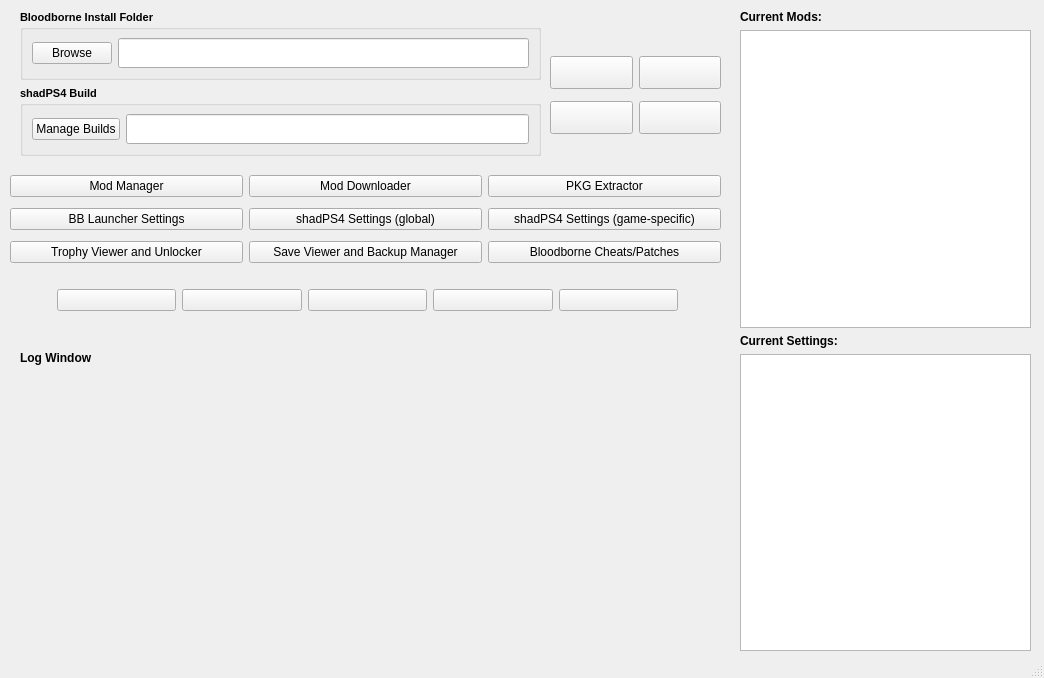
Above: modules/bblauncher.ui from rainmakerv3/BB_Launcher before the change. Below: the same form after it.
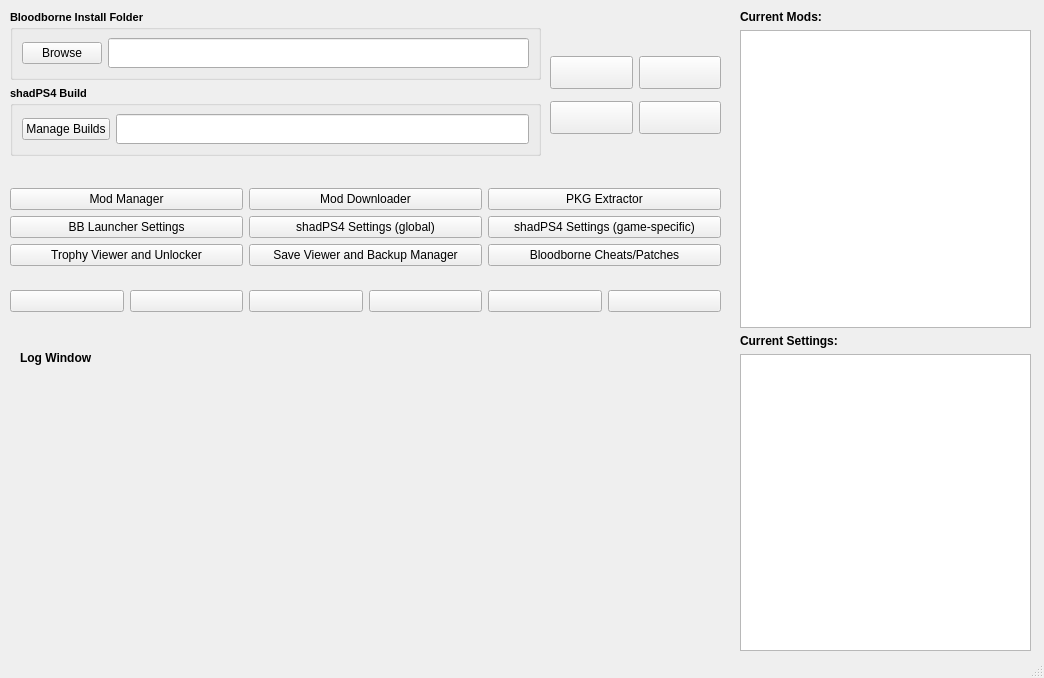
That is the form after the change.

Commit message: Add help button

Diff of the .ui file:
```diff
--- a/modules/bblauncher.ui
+++ b/modules/bblauncher.ui
@@ -23,99 +23,12 @@
    <string>Bloodborne shadPS4 Launcher</string>
   </property>
   <widget class="QWidget" name="centralwidget">
-   <widget class="QWidget" name="verticalLayoutWidget">
-    <property name="geometry">
-     <rect>
-      <x>10</x>
-      <y>170</y>
-      <width>711</width>
-      <height>98</height>
-     </rect>
-    </property>
-    <layout class="QVBoxLayout" name="verticalLayout">
-     <item>
-      <layout class="QHBoxLayout" name="horizontalLayout_4">
-       <item>
-        <widget class="QPushButton" name="ModManagerButton">
-         <property name="text">
-          <string>Mod Manager</string>
-         </property>
-        </widget>
-       </item>
-       <item>
-        <widget class="QPushButton" name="downloaderButton">
-         <property name="text">
-          <string>Mod Downloader</string>
-         </property>
-        </widget>
-       </item>
-       <item>
-        <widget class="QPushButton" name="pkgButton">
-         <property name="text">
-          <string>PKG Extractor</string>
-         </property>
-        </widget>
-       </item>
-      </layout>
-     </item>
-     <item>
-      <layout class="QHBoxLayout" name="horizontalLayout_9">
-       <item>
-        <widget class="QPushButton" name="LauncherSettingsButton">
-         <property name="text">
-          <string>BB Launcher Settings</string>
-         </property>
-        </widget>
-       </item>
-       <item>
-        <widget class="QPushButton" name="shadSettingsButton">
-         <property name="text">
-          <string>shadPS4 Settings (global)</string>
-         </property>
-        </widget>
-       </item>
-       <item>
-        <widget class="QPushButton" name="shadSettingsGSButton">
-         <property name="text">
-          <string>shadPS4 Settings (game-specific)</string>
-         </property>
-        </widget>
-       </item>
-      </layout>
-     </item>
-     <item>
-      <layout class="QHBoxLayout" name="horizontalLayout">
-       <item>
-        <widget class="QPushButton" name="TrophyButton">
-         <property name="text">
-          <string>Trophy Viewer and Unlocker</string>
-         </property>
-        </widget>
-       </item>
-       <item>
-        <widget class="QPushButton" name="SaveManagerButton">
-         <property name="text">
-          <string>Save Viewer and Backup Manager</string>
-         </property>
-        </widget>
-       </item>
-       <item>
-        <widget class="QPushButton" name="PatchesButton">
-         <property name="text">
-          <string>Bloodborne Cheats/Patches</string>
-         </property>
-        </widget>
-       </item>
-      </layout>
-     </item>
-    </layout>
-   </widget>
    <widget class="QWidget" name="verticalLayoutWidget_2">
     <property name="geometry">
      <rect>
-      <x>20</x>
+      <x>10</x>
       <y>10</y>
-      <width>521</width>
+      <width>531</width>
       <height>146</height>
      </rect>
     </property>
@@ -251,65 +164,6 @@
      </item>
     </layout>
    </widget>
-   <widget class="QWidget" name="horizontalLayoutWidget">
-    <property name="geometry">
-     <rect>
-      <x>57</x>
-      <y>270</y>
-      <width>621</width>
-      <height>61</height>
-     </rect>
-    </property>
-    <layout class="QHBoxLayout" name="horizontalLayout_8">
-     <item>
-      <widget class="QPushButton" name="ControllerButton">
-       <property name="text">
-        <string/>
-       </property>
-       <property name="iconSize">
-        <size>
-         <width>48</width>
-         <height>48</height>
-        </size>
-       </property>
-      </widget>
-     </item>
-     <item>
-      <widget class="QPushButton" name="KBMButton">
-       <property name="text">
-        <string/>
-       </property>
-       <property name="iconSize">
-        <size>
-         <width>48</width>
-         <height>48</height>
-        </size>
-       </property>
-      </widget>
-     </item>
-     <item>
-      <widget class="QPushButton" name="ModFolderButton">
-       <property name="text">
-        <string/>
-       </property>
-      </widget>
-     </item>
-     <item>
-      <widget class="QPushButton" name="OpenFoldersButton">
-       <property name="text">
-        <string/>
-       </property>
-      </widget>
-     </item>
-     <item>
-      <widget class="QPushButton" name="HotkeyButton">
-       <property name="text">
-        <string/>
-       </property>
-      </widget>
-     </item>
-    </layout>
-   </widget>
    <widget class="QWidget" name="horizontalLayoutWidget_2">
     <property name="geometry">
      <rect>
@@ -492,6 +346,155 @@
      </item>
     </layout>
    </widget>
+   <widget class="QWidget" name="verticalLayoutWidget_5">
+    <property name="geometry">
+     <rect>
+      <x>10</x>
+      <y>170</y>
+      <width>711</width>
+      <height>161</height>
+     </rect>
+    </property>
+    <layout class="QVBoxLayout" name="ButtonsMenuLayout">
+     <item>
+      <layout class="QVBoxLayout" name="TextButtonsLayout">
+       <item>
+        <layout class="QHBoxLayout" name="horizontalLayout_4">
+         <item>
+          <widget class="QPushButton" name="ModManagerButton">
+           <property name="text">
+            <string>Mod Manager</string>
+           </property>
+          </widget>
+         </item>
+         <item>
+          <widget class="QPushButton" name="downloaderButton">
+           <property name="text">
+            <string>Mod Downloader</string>
+           </property>
+          </widget>
+         </item>
+         <item>
+          <widget class="QPushButton" name="pkgButton">
+           <property name="text">
+            <string>PKG Extractor</string>
+           </property>
+          </widget>
+         </item>
+        </layout>
+       </item>
+       <item>
+        <layout class="QHBoxLayout" name="horizontalLayout_9">
+         <item>
+          <widget class="QPushButton" name="LauncherSettingsButton">
+           <property name="text">
+            <string>BB Launcher Settings</string>
+           </property>
+          </widget>
+         </item>
+         <item>
+          <widget class="QPushButton" name="shadSettingsButton">
+           <property name="text">
+            <string>shadPS4 Settings (global)</string>
+           </property>
+          </widget>
+         </item>
+         <item>
+          <widget class="QPushButton" name="shadSettingsGSButton">
+           <property name="text">
+            <string>shadPS4 Settings (game-specific)</string>
+           </property>
+          </widget>
+         </item>
+        </layout>
+       </item>
+       <item>
+        <layout class="QHBoxLayout" name="horizontalLayout">
+         <item>
+          <widget class="QPushButton" name="TrophyButton">
+           <property name="text">
+            <string>Trophy Viewer and Unlocker</string>
+           </property>
+          </widget>
+         </item>
+         <item>
+          <widget class="QPushButton" name="SaveManagerButton">
+           <property name="text">
+            <string>Save Viewer and Backup Manager</string>
+           </property>
+          </widget>
+         </item>
+         <item>
+          <widget class="QPushButton" name="PatchesButton">
+           <property name="text">
+            <string>Bloodborne Cheats/Patches</string>
+           </property>
+          </widget>
+         </item>
+        </layout>
+       </item>
+      </layout>
+     </item>
+     <item>
+      <layout class="QHBoxLayout" name="IconButtonsLayout">
+       <item>
+        <widget class="QPushButton" name="ControllerButton">
+         <property name="text">
+          <string/>
+         </property>
+         <property name="iconSize">
+          <size>
+           <width>48</width>
+           <height>48</height>
+          </size>
+         </property>
+        </widget>
+       </item>
+       <item>
+        <widget class="QPushButton" name="KBMButton">
+         <property name="text">
+          <string/>
+         </property>
+         <property name="iconSize">
+          <size>
+           <width>48</width>
+           <height>48</height>
+          </size>
+         </property>
+        </widget>
+       </item>
+       <item>
+        <widget class="QPushButton" name="ModFolderButton">
+         <property name="text">
+          <string/>
+         </property>
+        </widget>
+       </item>
+       <item>
+        <widget class="QPushButton" name="OpenFoldersButton">
+         <property name="text">
+          <string/>
+         </property>
+        </widget>
+       </item>
+       <item>
+        <widget class="QPushButton" name="HelpButton">
+         <property name="text">
+          <string/>
+         </property>
+        </widget>
+       </item>
+       <item>
+        <widget class="QPushButton" name="HotkeyButton">
+         <property name="text">
+          <string/>
+         </property>
+        </widget>
+       </item>
+      </layout>
+     </item>
+    </layout>
+   </widget>
   </widget>
   <widget class="QStatusBar" name="statusbar"/>
  </widget>
```
Left out of the diff: 2 changed lines with no effect on the pictures. The commit also changes 3 other files.
